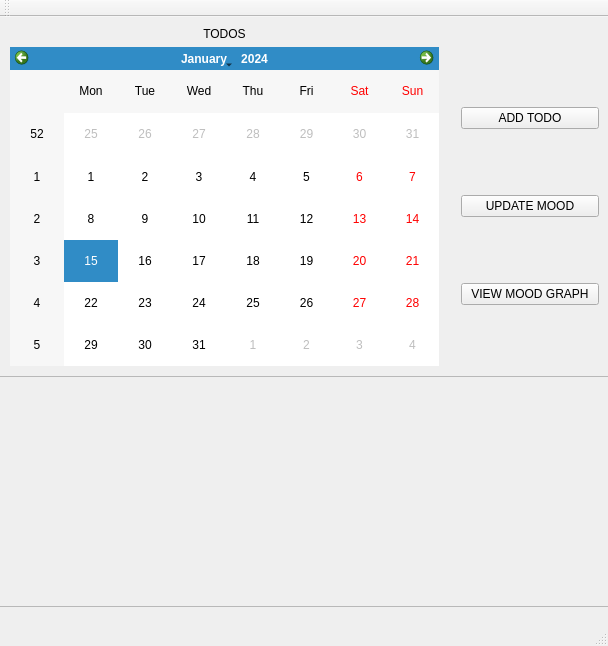
First picture: the form in daily-mood/dailymood.ui, repository Remxin/daily-mood, before the edit.
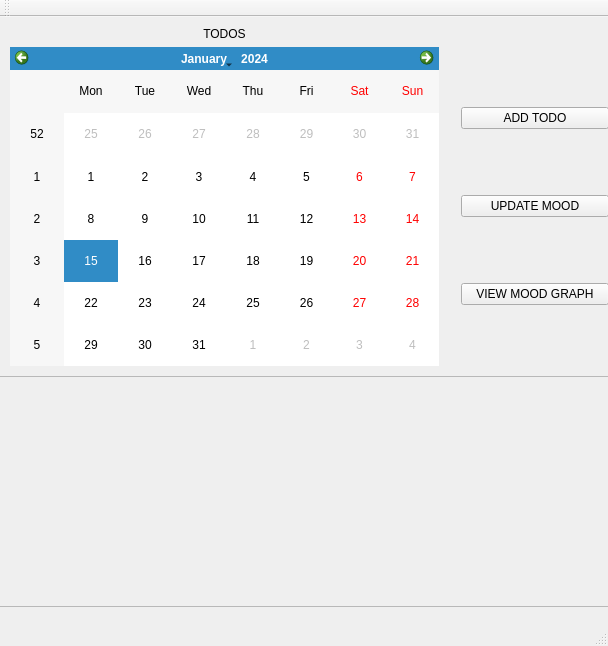
Second picture: the form after the edit.

Patch:
```diff
--- a/daily-mood/dailymood.ui
+++ b/daily-mood/dailymood.ui
@@ -44,7 +44,7 @@
      <rect>
       <x>450</x>
       <y>19</y>
-      <width>160</width>
+      <width>170</width>
       <height>341</height>
      </rect>
     </property>
```
Left out of the diff: 2 changed lines with no effect on the pictures.
